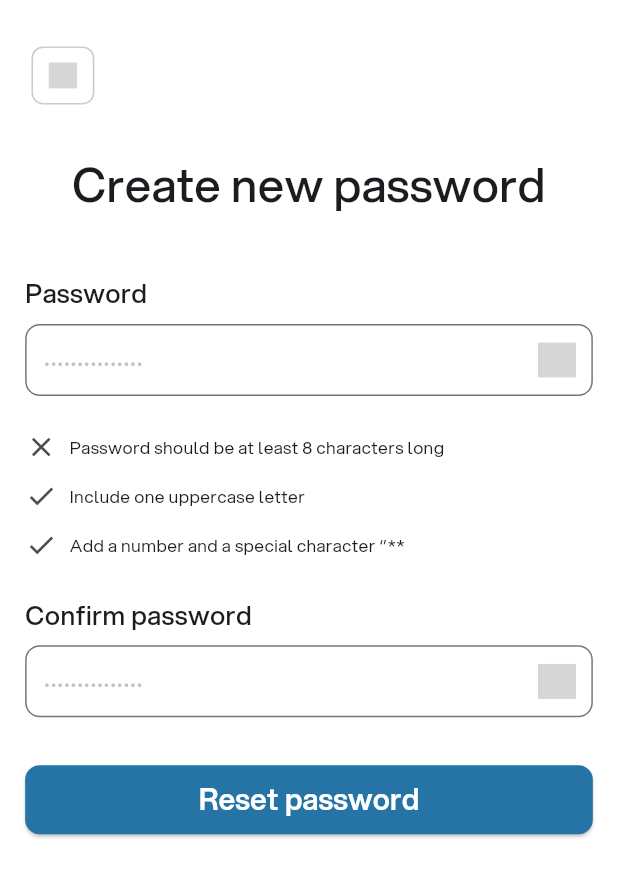
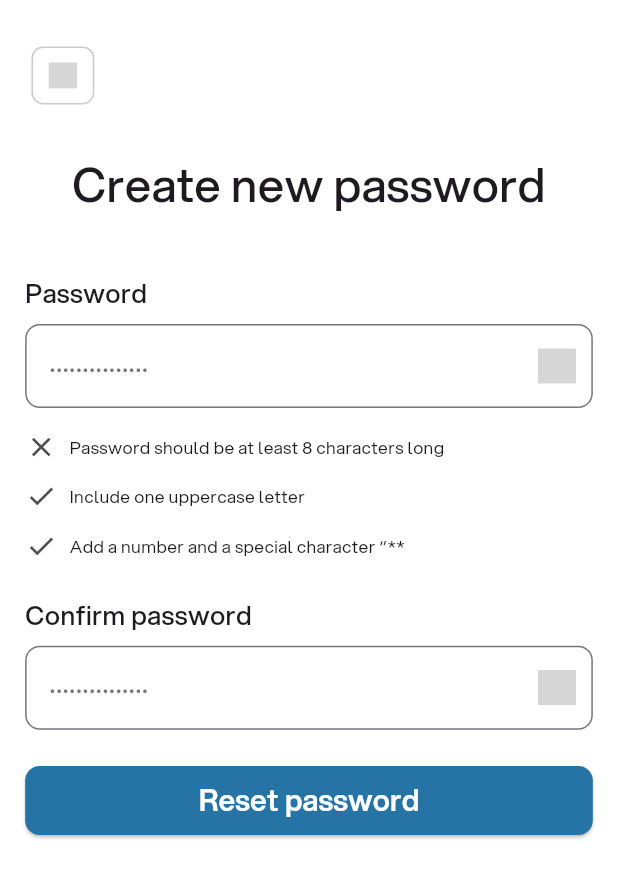
Before and after one commit to Absattar22/Healr, a Flutter app: the NewPasswordViewBody screen opened directly, on a phone screen of 412 x 824 dp. Shown: the top 878 px of the screen. Run offline on Flutter 3.47's test engine with Material 3 defaults, Android fonts, the light colour scheme and no system bars; our stand-ins replace dio, flutter_screenutil, flutter_svg, get_it, go_router, pinput; grey boxes are pictures that could not be loaded.

Commit message:
Add some improvments to the text field

```diff
--- a/lib/core/widgets/custom_text_field.dart
+++ b/lib/core/widgets/custom_text_field.dart
@@ -1,53 +1,52 @@
 import 'package:flutter/material.dart';
 import 'package:flutter_screenutil/flutter_screenutil.dart';
-import 'package:flutter_svg/svg.dart';
+import 'package:flutter_svg/flutter_svg.dart';
 import 'package:healr/core/constants.dart';
 import 'package:healr/core/utils/styles.dart';
-
 class CustomTextField extends StatefulWidget {
-  CustomTextField({
+  const CustomTextField({
     super.key,
     required this.hintText,
     required this.labelText,
+    required this.controller,
+    required this.obscureText,
     this.onChanged,
-    required this.obscureText,
     this.showForgotPass = false,
     this.onTap,
+    this.validator,
+    this.errorText,
   });
 
+  final TextEditingController controller;
   final String hintText, labelText;
   final Function(String)? onChanged;
-  bool showPassword = true;
   final bool obscureText;
   final bool showForgotPass;
   final void Function()? onTap;
+  final String? Function(String?)? validator;
+  final String? errorText;
 
   @override
   State<CustomTextField> createState() => _CustomTextFieldState();
 }
 
 class _CustomTextFieldState extends State<CustomTextField> {
-  final TextEditingController controller = TextEditingController();
+  bool showPassword = true;
 
   @override
   void initState() {
     super.initState();
-    widget.showPassword = widget.obscureText;
+    showPassword = widget.obscureText;
   }
-
-  final formKey = GlobalKey<FormState>();
 
   @override
   Widget build(BuildContext context) {
     return Padding(
-      padding: EdgeInsets.symmetric(
-        horizontal: 16.w,
-      ),
+      padding: EdgeInsets.symmetric(horizontal: 16.w),
       child: Column(
         crossAxisAlignment: CrossAxisAlignment.start,
         children: [
-          widget.showForgotPass
-              ? Row(
+          Row(
             mainAxisAlignment: MainAxisAlignment.spaceBetween,
             children: [
               Text(
@@ -56,100 +55,85 @@ class _CustomTextFieldState extends State<CustomTextField> {
                   fontWeight: FontWeight.w500,
                 ),
               ),
-                    Padding(
-                      padding: EdgeInsets.only(right: 8.h),
-                      child: GestureDetector(
+              if (widget.showForgotPass)
+                GestureDetector(
                   onTap: widget.onTap,
                   child: Text(
-                          'Forgot Password?',
-                          style: Styles.textStyle14
-                              .copyWith(fontWeight: FontWeight.w600),
-                        ),
-                      ),
-                    ),
-                  ],
-                )
-              : Text(
-                  widget.labelText,
-                  style: Styles.textStyle18.copyWith(
+                    "Forgot Password?",
+                    style: Styles.textStyle14.copyWith(
+                      color: kSignIconColor,
                       fontWeight: FontWeight.w500,
-                  ),
-                ),
-          Padding(
-            padding: EdgeInsets.symmetric(
-              vertical: 8.h,
-            ),
-            child: Form(
-              key: formKey,
-              child: TextField(
-                textAlignVertical: TextAlignVertical.center,
-                keyboardType: widget.labelText == 'National number' ||
-                        widget.labelText == 'Phone number'
-                    ? TextInputType.number
-                    : TextInputType.text,
-                obscureText: widget.showPassword,
-                controller: controller,
-                onChanged: widget.onChanged,
-                cursorColor: kSecondaryColor.withOpacity(0.8),
-                decoration: InputDecoration(
-                  contentPadding: EdgeInsets.symmetric(
-                    horizontal: 8.w,
-                    vertical: 0.h,
-                  ),
-                  suffixIcon: widget.labelText == 'Password' ||
-                          widget.labelText == 'Confirm password'
-                      ? customPasswordIcon()
-                      : null,
-                  hintText: widget.hintText,
-                  hintStyle: Styles.textStyle12.copyWith(
-                    color: kHintColor.withOpacity(0.6),
-                  ),
-                  border: outlineInputBorder(
-                    width: 1.w,
-                    color: kHintColor.withOpacity(0.6),
-                  ),
-                  focusedBorder: outlineInputBorder(
-                    width: 2.w,
-                    color: kSecondaryColor.withOpacity(0.8),
-                  ),
-                  errorBorder: outlineInputBorder(
-                    width: 2.w,
-                    color: kErrorColor.withOpacity(0.8),
-                  ),
-                ),
                     ),
                   ),
                 ),
             ],
           ),
-    );
-  }
-
-  IconButton customPasswordIcon() {
-    return IconButton(
+          SizedBox(height: 8.h),
+          TextFormField(
+            controller: widget.controller,
+            obscureText: showPassword,
+            keyboardType: widget.labelText == 'National number'
+                ? TextInputType.number
+                : TextInputType.text,
+            onChanged: widget.onChanged,
+            validator: widget.validator,
+            decoration: InputDecoration(
+              hintText: widget.hintText,
+              hintStyle: Styles.textStyle12.copyWith(
+                color: Colors.grey[600],
+              ),
+              border: _outlineInputBorder(Colors.grey[600]!),
+              focusedBorder: _outlineInputBorder(kSecondaryColor),
+              errorBorder: _outlineInputBorder(kErrorColor),
+              focusedErrorBorder: _outlineInputBorder(kErrorColor),
+              suffixIcon: widget.obscureText
+                  ? IconButton(
                       onPressed: () {
                         setState(() {
-          widget.showPassword = !widget.showPassword;
+                          showPassword = !showPassword;
                         });
                       },
                       icon: SvgPicture.asset(
-        widget.showPassword
+                        showPassword
                             ? 'assets/images/hide.svg'
                             : 'assets/images/view.svg',
                         height: 24.h,
                         width: 24.w,
                       ),
+                    )
+                  : null,
+            ),
+          ),
+          if (widget.errorText != null && widget.errorText!.isNotEmpty) ...[
+            SizedBox(height: 6.h),
+            Row(
+              children: [
+                Icon(
+                  Icons.error_outline,
+                  color: Colors.red,
+                  size: 18.w,
+                ),
+                SizedBox(width: 6.w),
+                Expanded(
+                  child: Text(
+                    widget.errorText!,
+                    style: Styles.textStyle12.copyWith(
+                      color: Colors.red,
+                    ),
+                  ),
+                ),
+              ],
+            ),
+          ],
+        ],
+      ),
     );
   }
 
-  OutlineInputBorder outlineInputBorder(
-      {required Color color, required double width}) {
+  OutlineInputBorder _outlineInputBorder(Color color) {
     return OutlineInputBorder(
       borderRadius: BorderRadius.circular(10.r),
-      borderSide: BorderSide(
-        color: color,
-        width: width,
-      ),
+      borderSide: BorderSide(color: color, width: 1.5),
     );
   }
 }
```
Lines whose indentation alone changed are shown as unchanged.
